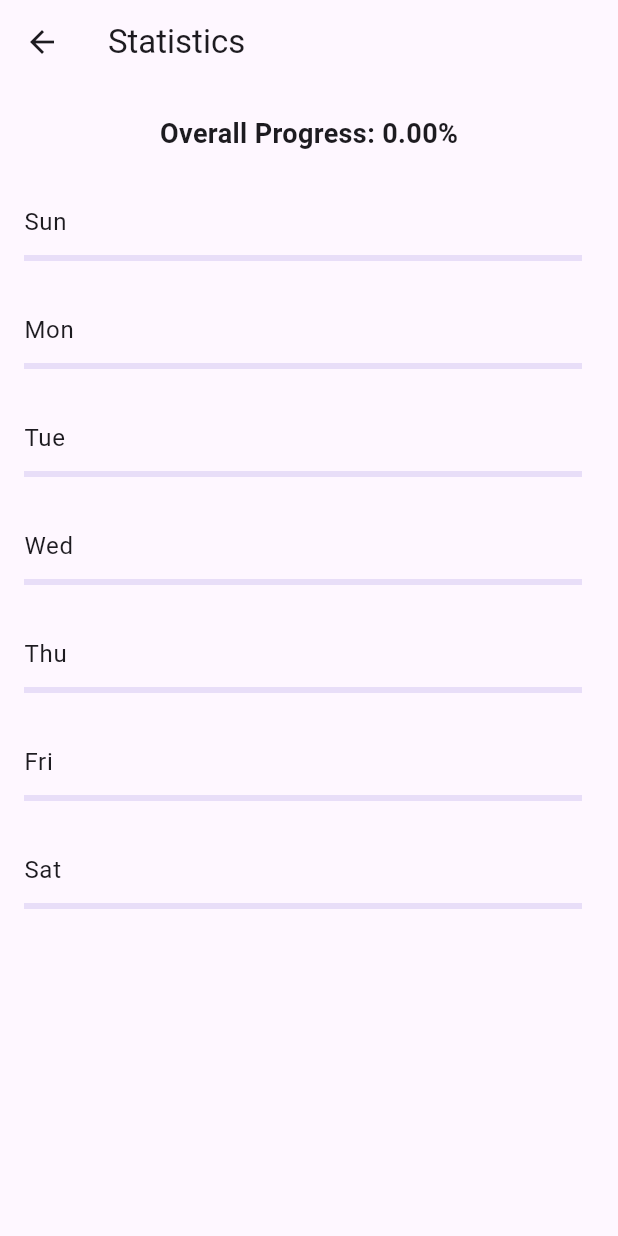
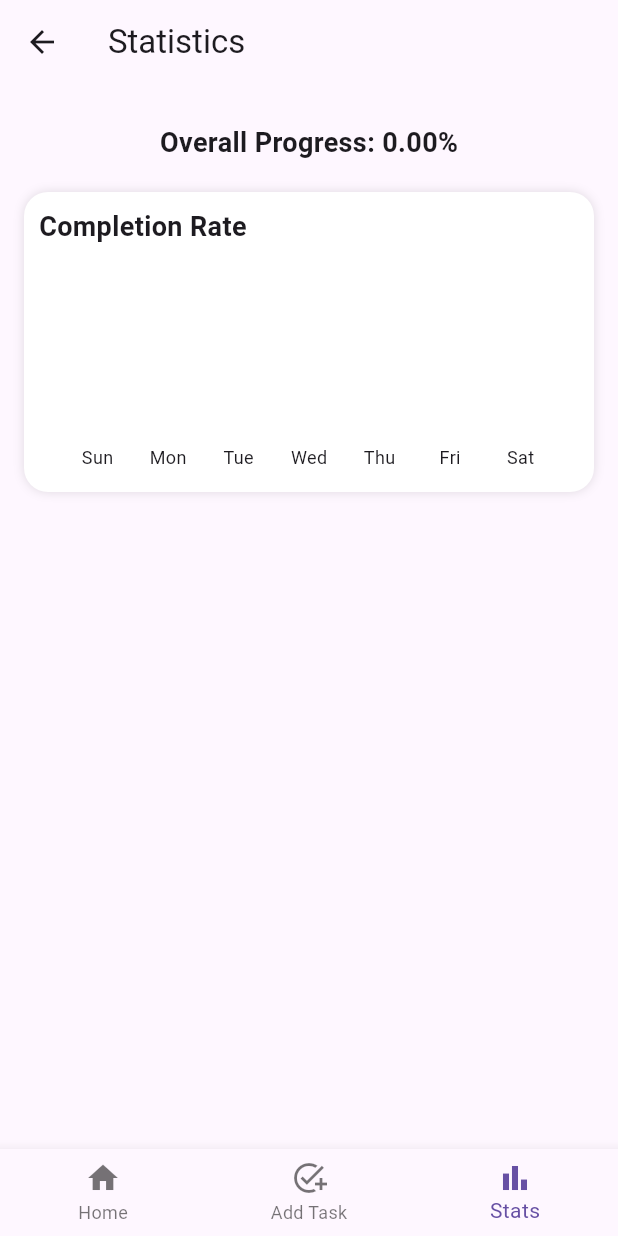
Before and after one commit to Shah139/Timecraft, a Flutter app: the StatsView screen opened by its route, on a phone screen of 412 x 824 dp. Run offline on Flutter 3.47's test engine with Material 3 defaults, Android fonts, the phone set to English and light mode, and no system bars; drawn by our look-alikes of fl_chart; our stand-ins replace cloud_firestore, firebase_core, get, percent_indicator, table_calendar; accounts and stored records are empty.

Commit message:
Update the stats bar

```diff
--- a/lib/controllers/stats_controller.dart
+++ b/lib/controllers/stats_controller.dart
@@ -32,13 +32,13 @@ class StatsController extends GetxController {
  void calculateWeeklyStats() {
   weeklyStats.clear();
 
-    // Get the start of the current week (Sunday)
   final now = DateTime.now();
-    final currentWeekStart = now.subtract(Duration(days: now.weekday % 7));
+  final lastSunday = now.subtract(Duration(days: now.weekday % 7));
 
-    // Generate stats for each day of the week
+  List<Map<String, dynamic>> tempStats = [];
+
   for (int i = 0; i < 7; i++) {
-      final day = currentWeekStart.add(Duration(days: i));
+    final day = lastSunday.add(Duration(days: i));
     final dayTasks = homeController.allTasks.where((task) =>
       task.date.year == day.year &&
       task.date.month == day.month &&
@@ -52,12 +52,16 @@ class StatsController extends GetxController {
       dayProgress = (completed / dayTasks.length) * 100;
     }
 
-      weeklyStats.add({
+    tempStats.add({
       'day': _getDayName(day.weekday),
       'progress': dayProgress,
     });
   }
+
+  // Sort so it matches the order in the UI: [Sun, Mon, Tue, ... Sat]
+  weeklyStats.assignAll(tempStats);
 }
+
 
   // Get day name from weekday integer
   String _getDayName(int weekday) {
--- a/lib/views/stats_view.dart
+++ b/lib/views/stats_view.dart
@@ -1,6 +1,7 @@
 import 'package:flutter/material.dart';
 import 'package:get/get.dart';
 import '../controllers/stats_controller.dart';
+import '../widgets/bar_chart_widget.dart'; // Import the bar chart widget
 
 class StatsView extends StatelessWidget {
   final StatsController controller = Get.put(StatsController());
@@ -9,25 +10,43 @@ class StatsView extends StatelessWidget {
   Widget build(BuildContext context) {
     return Scaffold(
       appBar: AppBar(title: Text("Statistics")),
-      body: Column(
+      body: Padding(
+        padding: const EdgeInsets.all(16.0),
+        child: Column(
           children: [
-          const SizedBox(height: 20),
+            const SizedBox(height: 10),
             Obx(() => Text(
                   "Overall Progress: ${controller.overallProgress.value.toStringAsFixed(2)}%",
                   style: TextStyle(fontSize: 18, fontWeight: FontWeight.bold),
                 )),
             const SizedBox(height: 20),
-          Expanded(
-            child: Obx(() => ListView.builder(
-                  itemCount: controller.weeklyStats.length,
-                  itemBuilder: (context, index) {
-                    final stat = controller.weeklyStats[index];
-                    return ListTile(
-                      title: Text(stat['day']),
-                      subtitle: LinearProgressIndicator(value: stat['progress'] / 100),
-                    );
+            BarChartWidget(), // Add the bar chart here
+          ],
+        ),
+      ),
+      bottomNavigationBar: BottomNavigationBar(
+        currentIndex: 2, // Add Task tab is selected
+        onTap: (index) {
+          if (index == 0) {
+            Get.toNamed('/home');
+          } else if (index == 1) {
+            Get.toNamed('/add_task');
+          } else if (index == 2) {
+            // Already on add task
+          }
         },
-                )),
+        items: const [
+          BottomNavigationBarItem(
+            icon: Icon(Icons.home),
+            label: 'Home',
+          ),
+          BottomNavigationBarItem(
+            icon: Icon(Icons.add_task),
+            label: 'Add Task',
+          ),
+          BottomNavigationBarItem(
+            icon: Icon(Icons.bar_chart),
+            label: 'Stats',
           ),
         ],
       ),
--- /dev/null
+++ b/lib/widgets/bar_chart_widget.dart
@@ -0,0 +1,84 @@
+import 'package:fl_chart/fl_chart.dart';
+import 'package:flutter/material.dart';
+import 'package:get/get.dart';
+import '../controllers/stats_controller.dart';
+
+class BarChartWidget extends StatelessWidget {
+  final StatsController controller = Get.find<StatsController>();
+
+  @override
+  Widget build(BuildContext context) {
+    return Container(
+      height: 200,
+      padding: EdgeInsets.all(10),
+      decoration: BoxDecoration(
+        color: Colors.white,
+        borderRadius: BorderRadius.circular(16),
+        boxShadow: [BoxShadow(color: Colors.black12, blurRadius: 5)],
+      ),
+      child: Column(
+        crossAxisAlignment: CrossAxisAlignment.start,
+        children: [
+          Text(
+            "Completion Rate",
+            style: TextStyle(fontSize: 18, fontWeight: FontWeight.bold),
+          ),
+          SizedBox(height: 10),
+          Expanded(
+            child: Obx(() => BarChart(
+                  BarChartData(
+                    barGroups: controller.weeklyStats
+                        .asMap()
+                        .entries
+                        .map((entry) => BarChartGroupData(
+                              x: entry.key,
+                              barRods: [
+                                BarChartRodData(
+                                  toY: entry.value["progress"].toDouble(),
+                                  color: Colors.lightGreen,
+                                  width: 16,
+                                  borderRadius: BorderRadius.circular(8),
+                                ),
+                              ],
+                            ))
+                        .toList(),
+                    titlesData: FlTitlesData(
+                      leftTitles: AxisTitles(
+                          sideTitles: SideTitles(showTitles: false)),
+                      rightTitles: AxisTitles(
+                          sideTitles: SideTitles(showTitles: false)),
+                      topTitles: AxisTitles(
+                          sideTitles: SideTitles(showTitles: false)),
+                      bottomTitles: AxisTitles(
+                        sideTitles: SideTitles(
+                          showTitles: true,
+                          getTitlesWidget: (value, meta) {
+                            return Text(
+                              controller.weeklyStats[value.toInt()]["day"],
+                              style: TextStyle(fontSize: 12),
+                            );
+                          },
+                        ),
+                      ),
+                    ),
+                    borderData: FlBorderData(show: false),
+                    gridData: FlGridData(show: false),
+                    barTouchData: BarTouchData(
+                      touchTooltipData: BarTouchTooltipData(
+                        tooltipBgColor: Colors.black54,
+                        getTooltipItem: (group, groupIndex, rod, rodIndex) {
+                          return BarTooltipItem(
+                            "${rod.toY.toInt()}%",
+                            TextStyle(color: Colors.white),
+                          );
+                        },
+                      ),
+                    ),
+                  ),
+                )),
+          ),
+        ],
+      ),
+    );
+  }
+}
```
Lines whose indentation alone changed are shown as unchanged.
